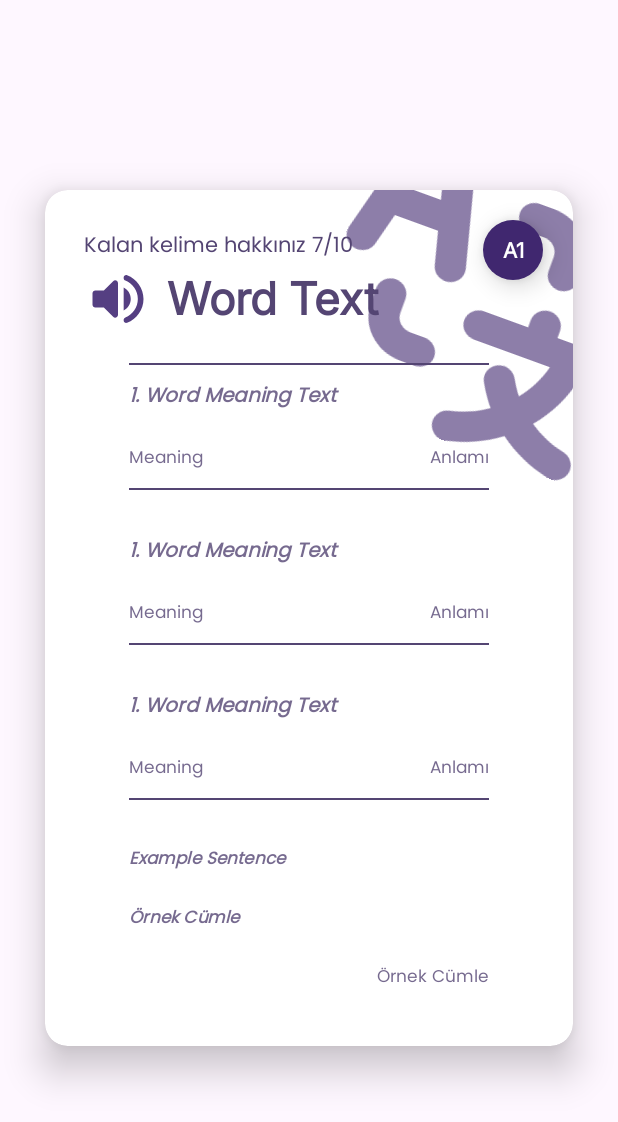
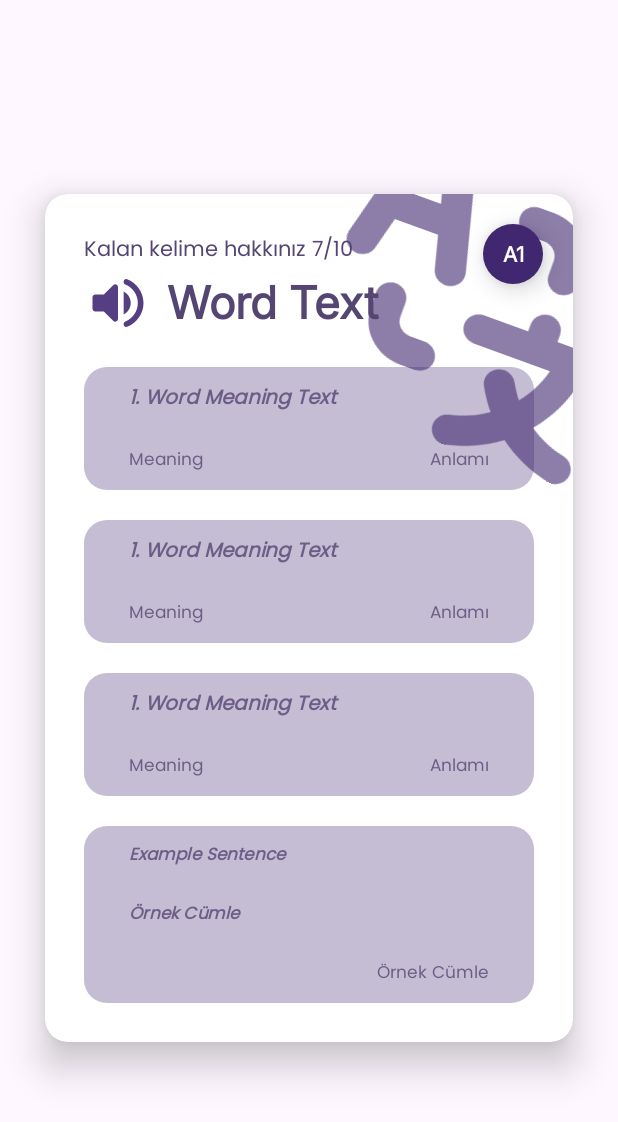
Before and after one commit to eneskaen/Kelime-Gunlugum, an Android app: the layout word_dialog_card.xml on its own in the app's theme, with its tools: preview values and no code run, on a phone screen of 412 x 824 dp. Shown: the top 1122 px of the screen. Run offline under Robolectric (Android 15) with nearby library versions, the phone set to English and light mode, and no system bars.

```diff
--- a/app/src/main/java/com/eneskaen/kelimegnl/MainActivity.kt
+++ b/app/src/main/java/com/eneskaen/kelimegnl/MainActivity.kt
@@ -43,11 +43,11 @@ class MainActivity : AppCompatActivity() {
         super.onCreate(savedInstanceState)
         enableEdgeToEdge()
         binding = DataBindingUtil.setContentView(this, R.layout.activity_main)
-
         mode = intent.getIntExtra("MODE_KEY", 0)
         Log.d("MainActivityModeKontrol", "Received mode: $mode") // Log ekleyin
         replaceFragment(HomeFragment())
         setUpBottomNavbar()
+
     }
 
     private fun setUpBottomNavbar() {
--- a/app/src/main/java/com/eneskaen/kelimegnl/database/UserDatabase.kt
+++ b/app/src/main/java/com/eneskaen/kelimegnl/database/UserDatabase.kt
@@ -27,6 +27,5 @@ abstract class UserDatabase : RoomDatabase() {
              instance
          }
         }
-
     }
 }
--- /dev/null
+++ b/app/src/main/res/drawable/card_linear_layout_bg.xml
@@ -0,0 +1,10 @@
+<?xml version="1.0" encoding="utf-8"?>
+<shape xmlns:android="http://schemas.android.com/apk/res/android"
+    android:shape="rectangle">
+    <solid android:color="#4D40276F" />
+    <corners
+        android:topLeftRadius="15dp"
+        android:topRightRadius="15dp"
+        android:bottomRightRadius="15dp"
+        android:bottomLeftRadius="15dp"/>
+</shape>
--- a/app/src/main/res/layout/activity_starting.xml
+++ b/app/src/main/res/layout/activity_starting.xml
@@ -10,8 +10,8 @@
 
     <ProgressBar
         android:id="@+id/starting_progressbar"
-        android:layout_width="60dp"
-        android:layout_height="60dp"
+        android:layout_width="wrap_content"
+        android:layout_height="wrap_content"
         android:indeterminateTint="#D3C1FF"
         app:layout_constraintBottom_toBottomOf="parent"
         app:layout_constraintEnd_toEndOf="parent"
--- a/app/src/main/res/layout/word_dialog_card.xml
+++ b/app/src/main/res/layout/word_dialog_card.xml
@@ -88,13 +88,8 @@
                 android:layout_width="match_parent"
                 android:layout_height="match_parent"
                 android:layout_marginTop="20dp"
+                android:background="@drawable/card_linear_layout_bg"
                 android:orientation="vertical">
-
-                <View
-                    android:layout_width="match_parent"
-                    android:layout_height="1dp"
-                    style="@style/CardReverse"
-                    android:layout_marginHorizontal="30dp" />
 
                 <TextView
                     android:layout_width="match_parent"
@@ -145,11 +140,6 @@
 
                 </LinearLayout>
 
-                <View
-                    android:layout_width="match_parent"
-                    android:layout_height="1dp"
-                    style="@style/CardReverse"
-                    android:layout_marginHorizontal="30dp" />
 
             </LinearLayout>
 
@@ -157,6 +147,7 @@
                 android:layout_width="match_parent"
                 android:layout_height="match_parent"
                 android:id="@+id/wordDialogLinear2"
+                android:background="@drawable/card_linear_layout_bg"
                 android:layout_marginTop="20dp"
                 android:orientation="vertical">
 
@@ -212,18 +203,13 @@
 
                 </LinearLayout>
 
-                <View
-                    android:layout_width="match_parent"
-                    android:layout_height="1dp"
-                    style="@style/CardReverse"
-                    android:layout_marginHorizontal="30dp" />
-
             </LinearLayout>
 
             <LinearLayout
                 android:layout_width="match_parent"
                 android:layout_height="match_parent"
                 android:id="@+id/wordDialogLinear3"
+                android:background="@drawable/card_linear_layout_bg"
                 android:layout_marginTop="20dp"
                 android:orientation="vertical">
 
@@ -277,17 +263,13 @@
 
 
                 </LinearLayout>
-                <View
-                    android:layout_width="match_parent"
-                    android:layout_height="1dp"
-                    style="@style/CardReverse"
-                    android:layout_marginHorizontal="30dp" />
             </LinearLayout>
 
             <LinearLayout
                 android:layout_width="match_parent"
                 android:layout_height="match_parent"
                 android:id="@+id/wordDialogLinear4"
+                android:background="@drawable/card_linear_layout_bg"
                 android:layout_marginTop="20dp"
                 android:orientation="vertical">
 
```
Also changed, not shown: app/src/main/java/com/eneskaen/kelimegnl/StartingActivity.kt (+26 -25 lines), app/src/main/java/com/eneskaen/kelimegnl/fragments/HomeFragment.kt (+53 -23 lines), app/src/main/res/layout/fragment_home.xml (+15 -3 lines).
